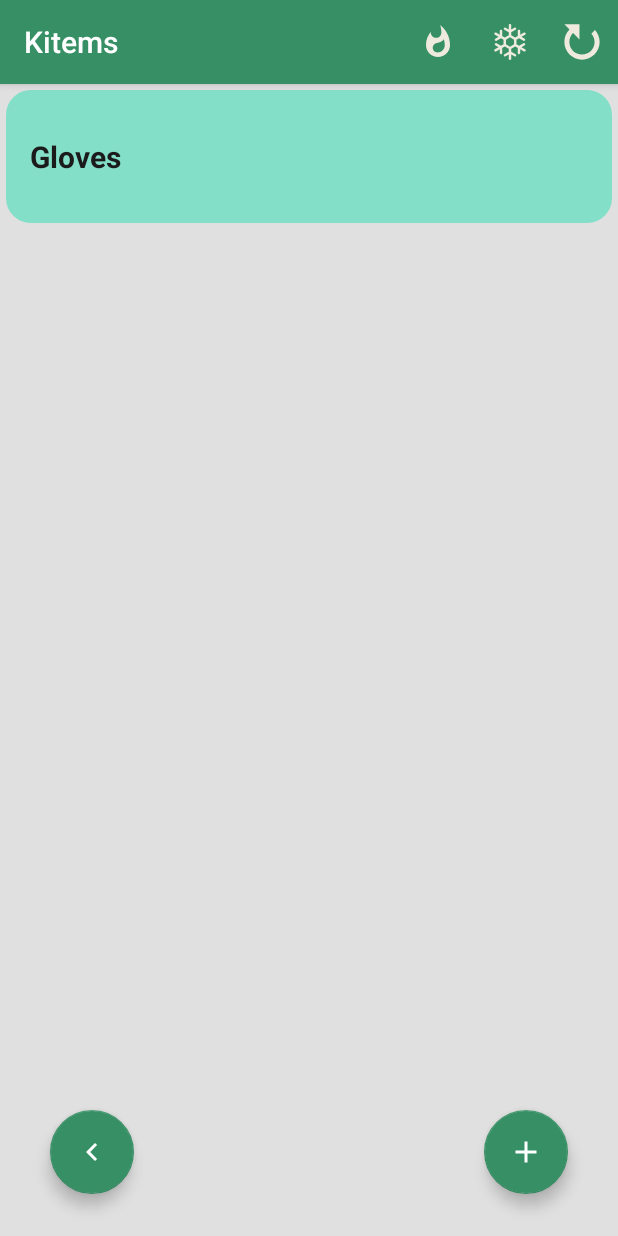
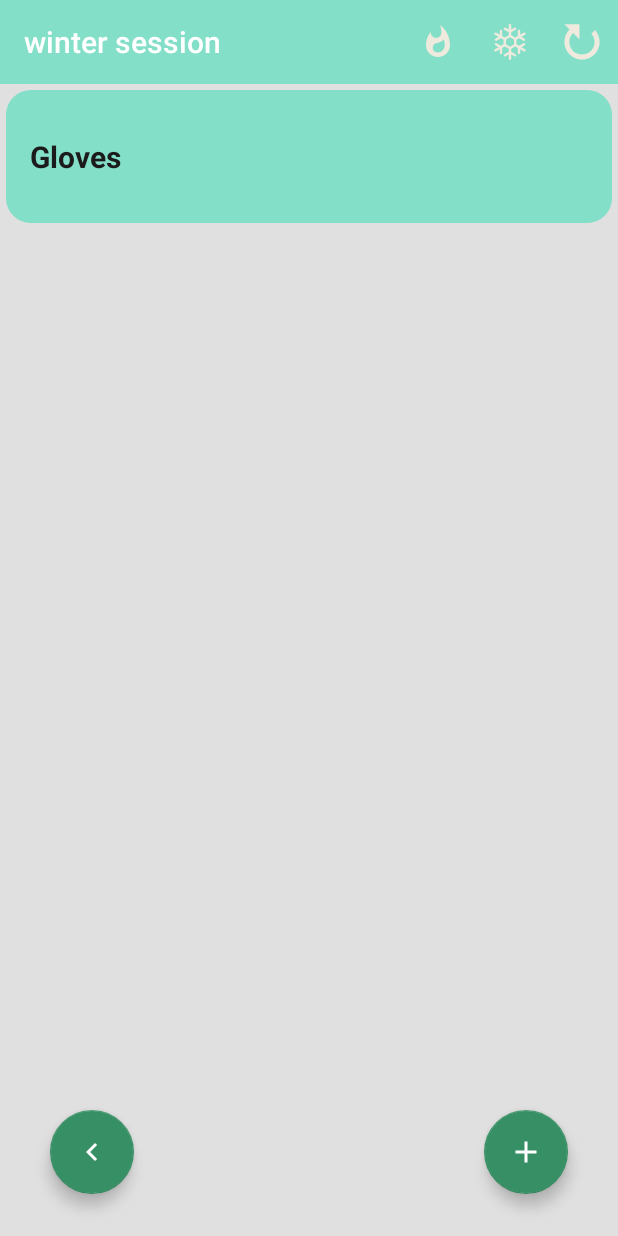
Before and after one commit to PremKolar/Kitems, an Android app: the screen it shows after launch (Main2Activity), after a tap on "winter", on a phone screen of 412 x 824 dp. Run offline under Robolectric (Android 15) with nearby library versions, the phone set to English and light mode, and no system bars; our stand-ins replace Room's generated code, data binding, navigation-ui; libraries missing offline, so code that uses them is left out: jp.wasabeef.recyclerview; 1 statement that could not run was skipped; 1 other tap on this screen came first.

Commit message:
list frag looks ok again...

```diff
--- a/app/src/main/java/com/nk/tokitelist/Main2Activity.kt
+++ b/app/src/main/java/com/nk/tokitelist/Main2Activity.kt
@@ -23,8 +23,8 @@ class Main2Activity : AppCompatActivity() {
     override fun onCreate(savedInstanceState: Bundle?) {
         super.onCreate(savedInstanceState)
         setContentView(R.layout.activity_main2)
-        val toolbar: Toolbar = findViewById(R.id.toolbar)
-        setSupportActionBar(toolbar)
+//        val toolbar: Toolbar = findViewById(R.id.toolbar)
+//        setSupportActionBar(toolbar)
 
         val drawerLayout: DrawerLayout = findViewById(R.id.drawer_layout)
         val navView: NavigationView = findViewById(R.id.nav_view)
@@ -37,33 +37,32 @@ class Main2Activity : AppCompatActivity() {
 //            ), drawerLayout
 //        )
 
-        appBarConfiguration = AppBarConfiguration(navController.graph)
-
-        setupActionBarWithNavController(navController, appBarConfiguration)
+//        appBarConfiguration = AppBarConfiguration(navController.graph)
+//        setupActionBarWithNavController(navController, appBarConfiguration)
         navView.setupWithNavController(navController)
 
 
     }
+//
+//    override fun onCreateOptionsMenu(menu: Menu): Boolean {
+////         Inflate the menu; this adds items menuto the action bar if it is present.
+//        menuInflater.inflate(R.menu.list_fragment_menu, menu)
+//
+//        return true
+//    }
 
-    override fun onCreateOptionsMenu(menu: Menu): Boolean {
-//         Inflate the menu; this adds items to the action bar if it is present.
-        menuInflater.inflate(R.menu.list_fragment_menu, menu)
-
-        return true
-    }
-
-    override fun onOptionsItemSelected(item: MenuItem): Boolean {
-        var listFrag = supportFragmentManager.findFragmentById(R.id.listFragment)
-
-        val firstFragment: ListFragment = supportFragmentManager.fragments[0] as ListFragment
-
-//        when (item.itemId){
-//            R.id.menu_summer -> listFrag.filterOnSummer()
-//            R.id.menu_winter -> listFrag.filterOnWinter()
-//            R.id.menu_restart -> listFrag.restart()
-//        }
-        return super.onOptionsItemSelected(item)
-    }
+//    override fun onOptionsItemSelected(item: MenuItem): Boolean {
+//        var listFrag = supportFragmentManager.findFragmentById(R.id.listFragment)
+//
+//        val firstFragment: ListFragment = supportFragmentManager.fragments[0] as ListFragment
+//
+////        when (item.itemId){
+////            R.id.menu_summer -> listFrag.filterOnSummer()
+////            R.id.menu_winter -> listFrag.filterOnWinter()
+////            R.id.menu_restart -> listFrag.restart()
+////        }
+//        return super.onOptionsItemSelected(item)
+//    }
 
 //    private fun restart() {
 //        mToKiteViewModel.restart()
--- a/app/src/main/java/com/nk/tokitelist/fragments/list/ListFragment.kt
+++ b/app/src/main/java/com/nk/tokitelist/fragments/list/ListFragment.kt
@@ -8,6 +8,7 @@ import android.os.Bundle
 import android.view.*
 import android.widget.Toast
 import androidx.appcompat.app.AppCompatActivity
+import androidx.appcompat.widget.Toolbar
 import androidx.core.content.ContextCompat
 import androidx.fragment.app.Fragment
 import androidx.fragment.app.viewModels
@@ -87,13 +88,19 @@ class ListFragment : Fragment() {
         }
 
         // Set Menu
-        setHasOptionsMenu(false)
+        setHasOptionsMenu(true)
 
-
+        val toolbar: Toolbar = view.toolbar_kitems_list as Toolbar
+        (activity as AppCompatActivity?)!!.setSupportActionBar(toolbar)
 
 
         return view
     }
+
+    override fun onCreateOptionsMenu(menu: Menu, inflater: MenuInflater) {
+        inflater.inflate(R.menu.list_fragment_menu, menu)
+    }
+
 
     private fun saveKiteSession() {
         findNavController().navigate(R.id.action_listFragment_to_editSessionFragment)
@@ -102,7 +109,11 @@ class ListFragment : Fragment() {
     private fun resortList(recyclerView: RecyclerView?) {
         val values = enumValues<SortMode>()
         sortMode = values[(values.indexOf(sortMode) + 1) % values.size]
-        Toast.makeText(requireContext(), "Sort-mode: ${mSharedViewModel.sortModeToText(sortMode)}.", Toast.LENGTH_LONG).show()
+        Toast.makeText(
+            requireContext(),
+            "Sort-mode: ${mSharedViewModel.sortModeToText(sortMode)}.",
+            Toast.LENGTH_LONG
+        ).show()
         triggerDataSetting(mToKiteViewModel.getAllData.value)
     }
 
@@ -120,12 +131,12 @@ class ListFragment : Fragment() {
 
     private fun sortData(data: List<KiteItem>?): List<KiteItem>? {
         return when (sortMode){
-            SortMode.ALPHAASC -> sortOnAlpha(data,1)
-            SortMode.ALPHADESC -> sortOnAlpha(data,-1)
-            SortMode.INDEXASC -> sortOnIndex(data,1)
-            SortMode.INDEXDESC -> sortOnIndex(data,-1)
-            SortMode.SEASONASC -> sortOnSeason(data,1)
-            SortMode.SEASONDESC -> sortOnSeason(data,-1)
+            SortMode.ALPHAASC -> sortOnAlpha(data, 1)
+            SortMode.ALPHADESC -> sortOnAlpha(data, -1)
+            SortMode.INDEXASC -> sortOnIndex(data, 1)
+            SortMode.INDEXDESC -> sortOnIndex(data, -1)
+            SortMode.SEASONASC -> sortOnSeason(data, 1)
+            SortMode.SEASONDESC -> sortOnSeason(data, -1)
         }
     }
 
@@ -168,7 +179,7 @@ class ListFragment : Fragment() {
         colorActionBar(R.color.hot)
     }
 
-    private fun colorActionBar(rcolor:Int) {
+    private fun colorActionBar(rcolor: Int) {
         (activity as AppCompatActivity).supportActionBar?.setBackgroundDrawable(
             ColorDrawable(
                 ContextCompat.getColor(
--- a/app/src/main/res/layout/app_bar_main.xml
+++ b/app/src/main/res/layout/app_bar_main.xml
@@ -6,19 +6,19 @@
     android:layout_height="match_parent"
     tools:context=".Main2Activity">
 
-    <com.google.android.material.appbar.AppBarLayout
-        android:layout_width="match_parent"
-        android:layout_height="wrap_content"
-        android:theme="@style/AppTheme.AppBarOverlay">
+<!--    <com.google.android.material.appbar.AppBarLayout-->
+<!--        android:layout_width="match_parent"-->
+<!--        android:layout_height="wrap_content"-->
+<!--        android:theme="@style/AppTheme.AppBarOverlay">-->
 
-        <androidx.appcompat.widget.Toolbar
-            android:id="@+id/toolbar"
-            android:layout_width="match_parent"
-            android:layout_height="?attr/actionBarSize"
-            android:background="?attr/colorPrimary"
-            app:popupTheme="@style/AppTheme.PopupOverlay" />
+<!--        <androidx.appcompat.widget.Toolbar-->
+<!--            android:id="@+id/toolbar"-->
+<!--            android:layout_width="match_parent"-->
+<!--            android:layout_height="?attr/actionBarSize"-->
+<!--            android:background="?attr/colorPrimary"-->
+<!--            app:popupTheme="@style/AppTheme.PopupOverlay" />-->
 
-    </com.google.android.material.appbar.AppBarLayout>
+<!--    </com.google.android.material.appbar.AppBarLayout>-->
 
     <include layout="@layout/content_main" />
 
--- a/app/src/main/res/layout/fragment_list.xml
+++ b/app/src/main/res/layout/fragment_list.xml
@@ -1,13 +1,26 @@
 <?xml version="1.0" encoding="utf-8"?>
 
-<androidx.constraintlayout.widget.ConstraintLayout
+<LinearLayout
     xmlns:android="http://schemas.android.com/apk/res/android"
     xmlns:app="http://schemas.android.com/apk/res-auto"
     xmlns:tools="http://schemas.android.com/tools"
     android:layout_width="match_parent"
     android:layout_height="match_parent"
     tools:context=".fragments.list.ListFragment"
+    android:orientation="vertical"
     >
+
+    <androidx.appcompat.widget.Toolbar
+        android:id="@+id/toolbar_kitems_list"
+        android:layout_width="match_parent"
+        android:layout_height="wrap_content"
+        android:background="?attr/colorPrimary"
+        android:minHeight="?attr/actionBarSize"
+        android:theme="?attr/actionBarTheme" />
+
+    <androidx.constraintlayout.widget.ConstraintLayout
+        android:layout_width="match_parent"
+        android:layout_height="match_parent">
 
         <androidx.swiperefreshlayout.widget.SwipeRefreshLayout
             android:id="@+id/swipeRefreshList"
@@ -30,40 +43,6 @@
                 app:layout_constraintTop_toTopOf="parent" />
         </androidx.swiperefreshlayout.widget.SwipeRefreshLayout>
 
-    <ImageView
-        android:id="@+id/imageView_ready"
-        android:layout_width="268dp"
-        android:layout_height="241dp"
-        android:alpha="0.5"
-        android:contentDescription="@string/allDoneDescr"
-        android:src="@drawable/ic_kitesurfbg"
-        android:visibility="invisible"
-        app:layout_constraintBottom_toBottomOf="parent"
-        app:layout_constraintEnd_toEndOf="parent"
-        app:layout_constraintHorizontal_bias="0.5"
-        app:layout_constraintStart_toStartOf="parent"
-        app:layout_constraintTop_toTopOf="parent"
-        app:layout_constraintVertical_bias="0.32999998" />
-
-    <Button
-        android:id="@+id/button_logSession"
-        android:layout_width="wrap_content"
-        android:layout_height="wrap_content"
-        android:alpha="1"
-        android:text="@string/logSessionButton"
-        android:textSize="16sp"
-        android:visibility="visible"
-        android:shadowRadius="1"
-        android:padding="5sp"
-        android:background="@color/colorPrimaryVariant"
-        app:layout_constraintBottom_toBottomOf="parent"
-        app:layout_constraintEnd_toEndOf="parent"
-        app:layout_constraintHorizontal_bias="0.5"
-        app:layout_constraintStart_toStartOf="parent"
-        app:layout_constraintTop_toBottomOf="@+id/imageView_ready"
-        app:layout_constraintVertical_bias="0.19" />
-
-
         <com.google.android.material.floatingactionbutton.FloatingActionButton
             android:id="@+id/floatingActionButton"
             android:layout_width="wrap_content"
@@ -83,6 +62,21 @@
             app:layout_constraintTop_toBottomOf="@+id/button_logSession"
             app:layout_constraintVertical_bias="0.942" />
 
+        <ImageView
+            android:id="@+id/imageView_ready"
+            android:layout_width="268dp"
+            android:layout_height="241dp"
+            android:alpha="0.5"
+            android:contentDescription="@string/allDoneDescr"
+            android:src="@drawable/ic_kitesurfbg"
+            android:visibility="invisible"
+            app:layout_constraintBottom_toBottomOf="parent"
+            app:layout_constraintEnd_toEndOf="parent"
+            app:layout_constraintHorizontal_bias="0.5"
+            app:layout_constraintStart_toStartOf="parent"
+            app:layout_constraintTop_toTopOf="parent"
+            app:layout_constraintVertical_bias="0.32999998" />
+
         <com.google.android.material.floatingactionbutton.FloatingActionButton
             android:id="@+id/floatingActionButton_toCheckedList"
             android:layout_width="wrap_content"
@@ -101,4 +95,25 @@
             app:layout_constraintStart_toStartOf="parent"
             app:layout_constraintTop_toBottomOf="@+id/button_logSession"
             app:layout_constraintVertical_bias="0.942" />
+
+        <Button
+            android:id="@+id/button_logSession"
+            android:layout_width="wrap_content"
+            android:layout_height="wrap_content"
+            android:alpha="1"
+            android:background="@color/colorPrimaryVariant"
+            android:padding="5sp"
+            android:shadowRadius="1"
+            android:text="@string/logSessionButton"
+            android:textSize="16sp"
+            android:visibility="visible"
+            app:layout_constraintBottom_toBottomOf="parent"
+            app:layout_constraintEnd_toEndOf="parent"
+            app:layout_constraintHorizontal_bias="0.5"
+            app:layout_constraintStart_toStartOf="parent"
+            app:layout_constraintTop_toBottomOf="@+id/imageView_ready"
+            app:layout_constraintVertical_bias="0.19" />
+
     </androidx.constraintlayout.widget.ConstraintLayout>
+
+</LinearLayout>
```
Lines whose indentation alone changed are shown as unchanged.
